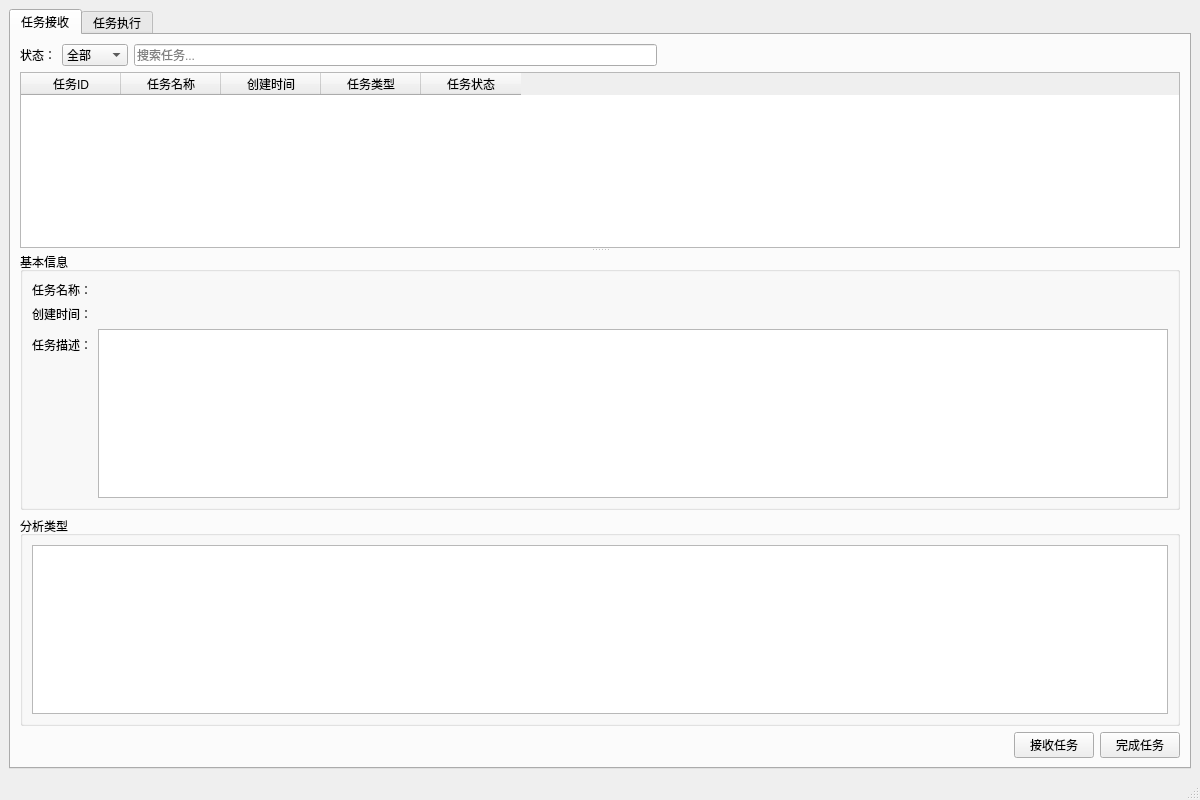
Before: the Qt Designer form src/views/workbench.ui in brovast/CDSimulation, drawn with Qt 5.
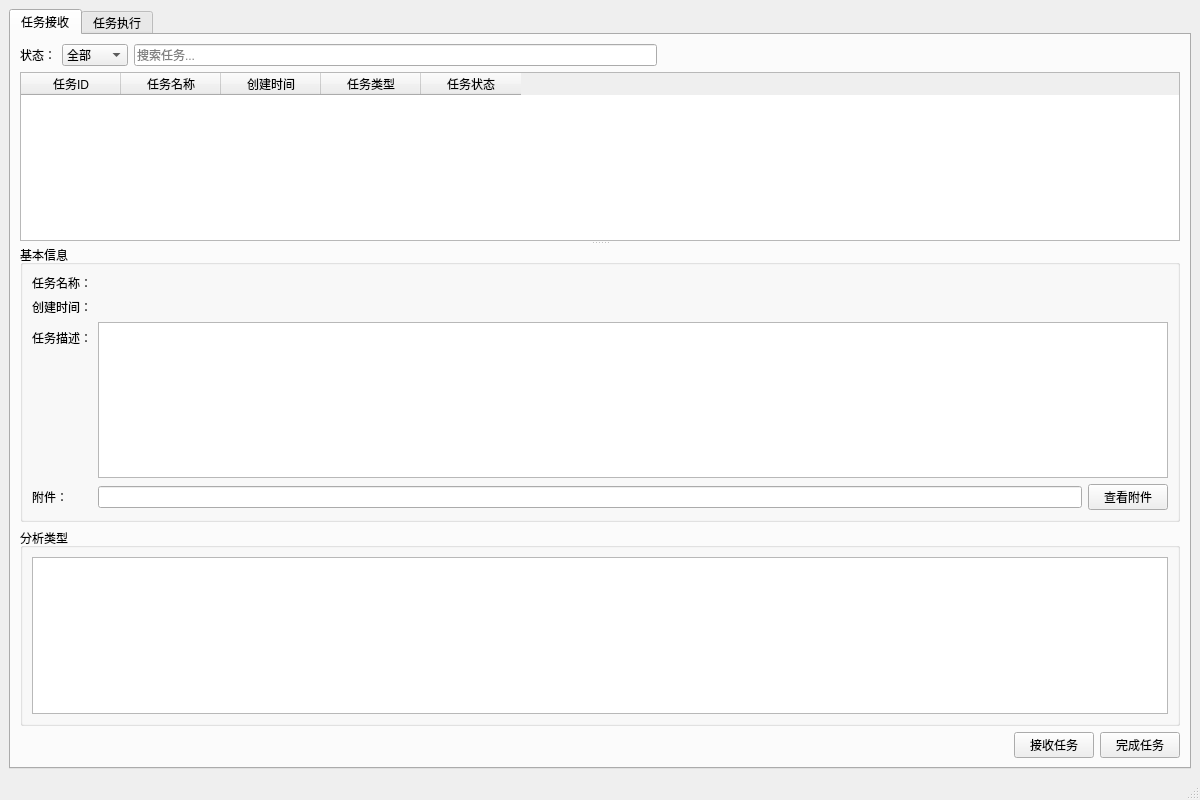
After: the same form once the commit is applied. The open tabs and pages were chosen to show the change.

```diff
--- a/src/views/workbench.ui
+++ b/src/views/workbench.ui
@@ -164,6 +164,31 @@
                <item row="2" column="1">
                 <widget class="QTextBrowser" name="textBrowserDescription"/>
                </item>
+               <item row="3" column="0">
+                <widget class="QLabel" name="labelAttachment">
+                 <property name="text">
+                  <string>附件：</string>
+                 </property>
+                </widget>
+               </item>
+               <item row="3" column="1">
+                <layout class="QHBoxLayout" name="horizontalLayout_attachment">
+                 <item>
+                  <widget class="QLineEdit" name="lineEditAttachmentPath">
+                   <property name="readOnly">
+                    <bool>true</bool>
+                   </property>
+                  </widget>
+                 </item>
+                 <item>
+                  <widget class="QPushButton" name="btnViewAttachment">
+                   <property name="text">
+                    <string>查看附件</string>
+                   </property>
+                  </widget>
+                 </item>
+                </layout>
+               </item>
               </layout>
              </widget>
             </item>
```
